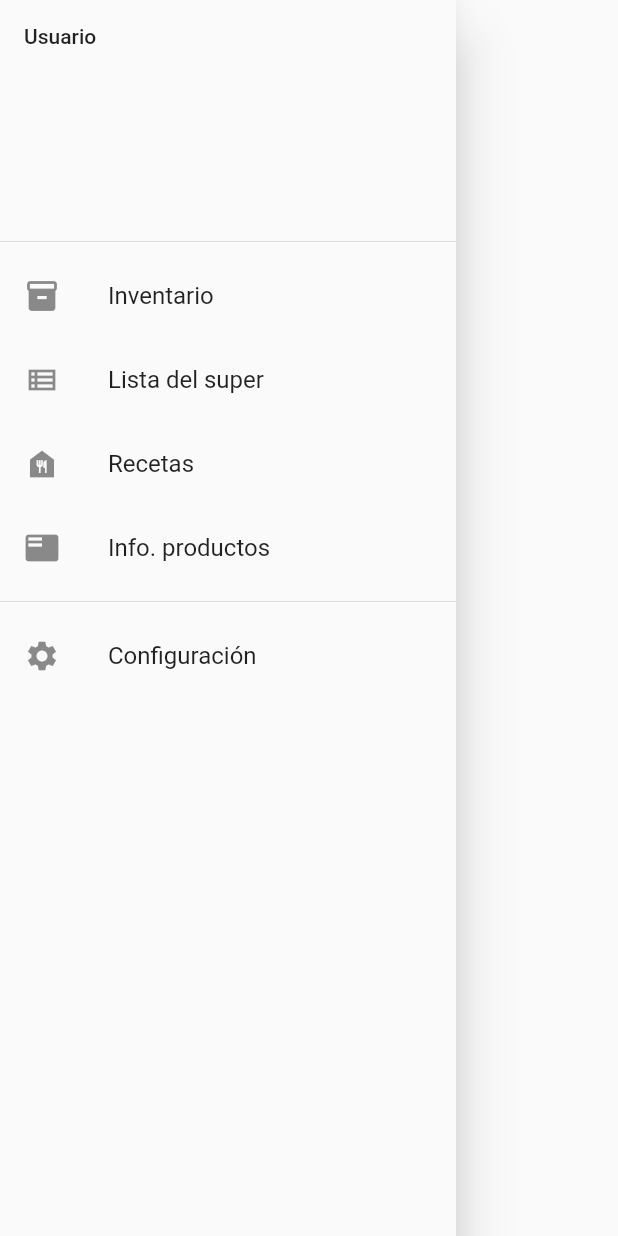
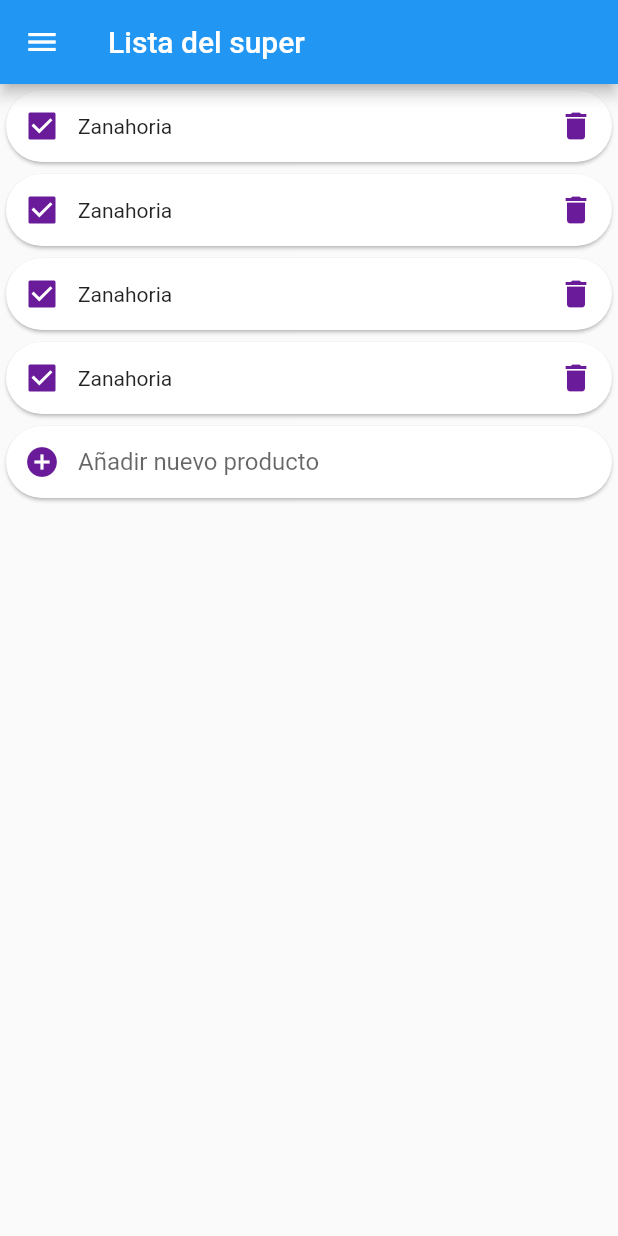
Before and after one commit to AlexMethod/kitchen_organizer_app, a Flutter app: the MainDrawer widget shown alone on an empty page, opened directly, after a tap on "Lista del super", on a phone screen of 412 x 824 dp. Run offline on Flutter 3.47's test engine with Material 2 defaults, Android fonts, the light colour scheme and no system bars.

Commit message:
Vista ListaSuper agregada (estática)

```diff
--- a/lib/main.dart
+++ b/lib/main.dart
@@ -1,6 +1,7 @@
 import 'package:flutter/material.dart';
 
 import 'pantallas/home.dart';
+import 'package:kitchen_organizer_app/pantallas/lista_super_page.dart';
 import 'package:kitchen_organizer_app/pantallas/configuracion_page.dart';
 
 void main() {
@@ -38,7 +39,7 @@
       routes: {
         '/'              : ( BuildContext context ) => HomePage(),
         '/recetas'       : ( BuildContext context ) => HomePage(),
-        '/listaSuper'    : ( BuildContext context ) => HomePage(),
+        '/listaSuper'    : ( BuildContext context ) => ListaSuperPage(),
         '/infoProductos' : ( BuildContext context ) => HomePage(),
         '/configuracion' : ( BuildContext context ) => ConfiguracionPage(),
       },
--- /dev/null
+++ b/lib/pantallas/lista_super_page.dart
@@ -0,0 +1,105 @@
+import 'package:flutter/material.dart';
+
+import 'package:kitchen_organizer_app/widgets/main_drawer.dart';
+
+class ListaSuperPage extends StatefulWidget {
+  @override
+  _ListaSuperPageState createState() => _ListaSuperPageState();
+}
+
+class _ListaSuperPageState extends State<ListaSuperPage> {
+
+  @override
+  Widget build(BuildContext context) {
+    return Scaffold(
+      appBar: AppBar(
+        title: Text('Lista del super'),
+      ),
+      drawer: MainDrawer(),
+      body: GestureDetector(
+        onTap: () {
+          FocusScopeNode currentFocus = FocusScope.of(context);
+          if (!currentFocus.hasPrimaryFocus) {
+            currentFocus.unfocus();
+          }
+        },
+        child: ListView(
+          children: <Widget>[
+            _cardObjetoSuper(context),
+            _cardObjetoSuper(context),
+            _cardObjetoSuper(context),
+            _cardObjetoSuper(context),
+            _cardAgregarObjeto(context),
+          ],
+        ),
+      ),
+    );
+  }
+
+  Widget _cardObjetoSuper(context){
+    return Card(
+      shape: RoundedRectangleBorder(
+        borderRadius: BorderRadius.circular(100.0)
+      ),
+      clipBehavior: Clip.hardEdge,
+      child: Row(
+        children: [
+          Checkbox(
+            onChanged: (value){},
+            value: true,
+          ),
+          Text(
+            'Zanahoria'
+          ),
+          Spacer(),
+          IconButton(
+            color: Theme.of(context).accentColor,
+            icon: Icon(
+              Icons.delete
+            ),
+            onPressed: (){}
+          )
+        ],
+      ),
+    );
+  }
+
+  Widget _cardAgregarObjeto(context){
+    return Card(
+      shape: RoundedRectangleBorder(
+        borderRadius: BorderRadius.circular(100.0)
+      ),
+      clipBehavior: Clip.hardEdge,
+      child: Row(
+        crossAxisAlignment: CrossAxisAlignment.center,
+        children: [
+          IconButton(
+            color: Theme.of(context).accentColor,
+            icon: Icon(
+              Icons.add_circle
+            ),
+            onPressed: (){}
+          ),
+          Expanded(
+            child: TextField(
+              cursorColor: Theme.of(context).accentColor,
+              cursorHeight: 25.0,
+              keyboardType: TextInputType.text,
+              textCapitalization: TextCapitalization.sentences,
+              decoration: InputDecoration(
+                labelText: 'Añadir nuevo producto',
+                floatingLabelBehavior: FloatingLabelBehavior.never,
+                contentPadding: EdgeInsets.only(top: -20.0),
+                border: InputBorder.none,
+                focusedBorder: InputBorder.none,
+                enabledBorder: InputBorder.none,
+                errorBorder: InputBorder.none,
+                disabledBorder: InputBorder.none,
+              ),
+            ),
+          )
+        ],
+      ),
+    );
+  }
+}
--- a/lib/widgets/main_drawer.dart
+++ b/lib/widgets/main_drawer.dart
@@ -11,7 +11,7 @@
             child: Text('Usuario'),
           ),
           _botonDrawer(Icons.inventory, 'Inventario', context: context, ruta: ''),
-          _botonDrawer(Icons.view_list_outlined, 'Lista del super', context: context, ruta: ''),
+          _botonDrawer(Icons.view_list_outlined, 'Lista del super', context: context, ruta: '/listaSuper'),
           _botonDrawer(Icons.food_bank, 'Recetas', context: context, ruta: ''),
           _botonDrawer(Icons.featured_play_list, 'Info. productos', context: context, ruta: ''),
           Divider(),
```
